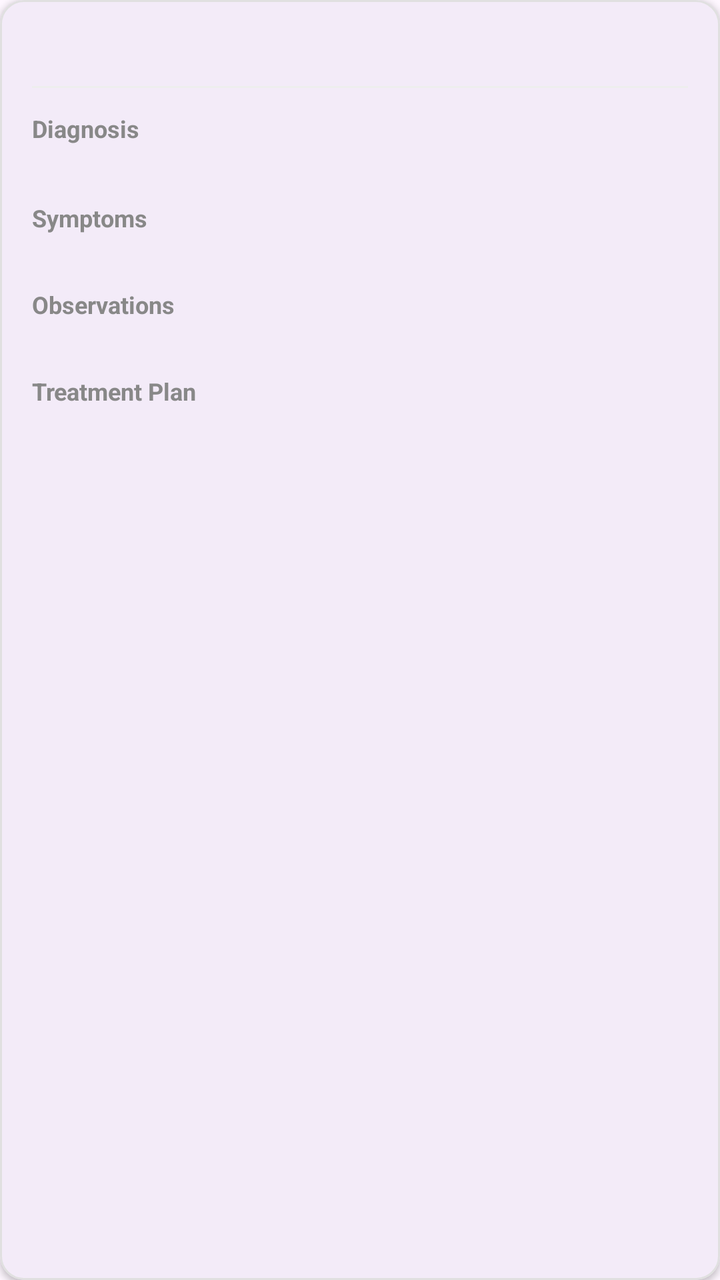
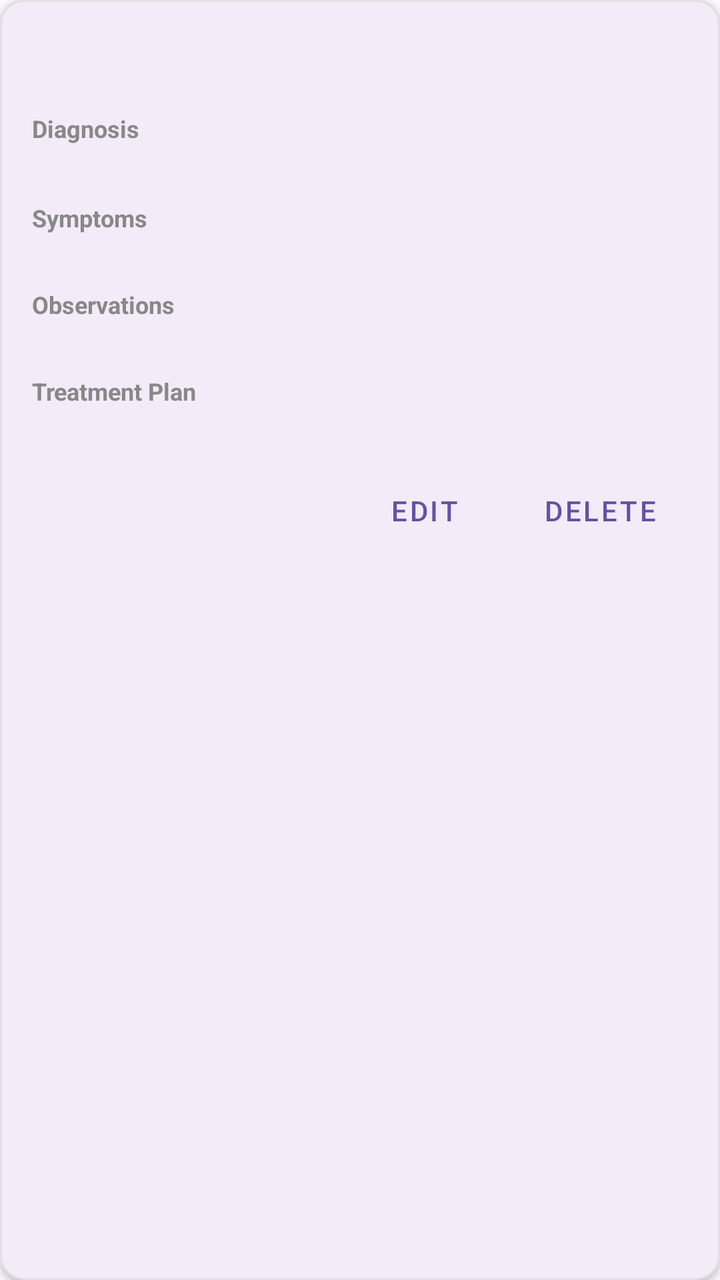

The first picture is an Android layout as it rendered before a commit; the second is the same layout after the commit. The layout source and the unified diff follow.
<!-- AndroidManifest.xml: application theme Theme.Healthcare_app -->
<!-- res/layout/item_note.xml -->
<?xml version="1.0" encoding="utf-8"?>
<com.google.android.material.card.MaterialCardView xmlns:android="http://schemas.android.com/apk/res/android"
    xmlns:app="http://schemas.android.com/apk/res-auto"
    android:layout_width="match_parent"
    android:layout_height="wrap_content"
    android:layout_marginHorizontal="8dp"
    android:layout_marginVertical="6dp"
    app:cardCornerRadius="12dp"
    app:cardElevation="2dp"
    app:strokeWidth="1dp"
    app:strokeColor="#E0E0E0">

    <LinearLayout
        android:layout_width="match_parent"
        android:layout_height="wrap_content"
        android:orientation="vertical"
        android:padding="16dp">

        <LinearLayout
            android:layout_width="match_parent"
            android:layout_height="wrap_content"
            android:orientation="horizontal"
            android:gravity="center_vertical">

            <TextView
                android:id="@+id/tvNoteDate"
                android:layout_width="0dp"
                android:layout_height="wrap_content"
                android:layout_weight="1"
                android:textColor="?attr/colorPrimary"
                android:textStyle="bold"
                android:textSize="14sp" />

            <com.google.android.material.chip.Chip
                android:id="@+id/chipFollowUp"
                android:layout_width="wrap_content"
                android:layout_height="wrap_content"
                android:textSize="12sp"
                app:chipMinHeight="24dp"
                android:visibility="gone"/>
        </LinearLayout>

        <View
            android:layout_width="match_parent"
            android:layout_height="1dp"
            android:background="#EEEEEE"
            android:layout_marginTop="8dp"
            android:layout_marginBottom="12dp"/>

        <TextView
            android:layout_width="wrap_content"
            android:layout_height="wrap_content"
            android:text="Diagnosis"
            android:textSize="12sp"
            android:textStyle="bold"
            android:textColor="#888888"/>
        <TextView
            android:id="@+id/tvDiagnosis"
            android:layout_width="match_parent"
            android:layout_height="wrap_content"
            android:layout_marginBottom="8dp"
            android:textSize="15sp"
            android:textColor="#333333"/>

        <TextView
            android:layout_width="wrap_content"
            android:layout_height="wrap_content"
            android:text="Symptoms"
            android:textSize="12sp"
            android:textStyle="bold"
            android:textColor="#888888"/>
        <TextView
            android:id="@+id/tvSymptoms"
            android:layout_width="match_parent"
            android:layout_height="wrap_content"
            android:layout_marginBottom="8dp"
            android:textSize="14sp"
            android:textColor="#555555"/>

        <TextView
            android:id="@+id/labelObservations"
            android:layout_width="wrap_content"
            android:layout_height="wrap_content"
            android:text="Observations"
            android:textSize="12sp"
            android:textStyle="bold"
            android:textColor="#888888"/>
        <TextView
            android:id="@+id/tvObservations"
            android:layout_width="match_parent"
            android:layout_height="wrap_content"
            android:layout_marginBottom="8dp"
            android:textSize="14sp"
            android:textColor="#555555"/>

        <TextView
            android:layout_width="wrap_content"
            android:layout_height="wrap_content"
            android:text="Treatment Plan"
            android:textSize="12sp"
            android:textStyle="bold"
            android:textColor="#888888"/>
        <TextView
            android:id="@+id/tvPlan"
            android:layout_width="match_parent"
            android:layout_height="wrap_content"
            android:textSize="14sp"
            android:textColor="#555555"/>

    </LinearLayout>
</com.google.android.material.card.MaterialCardView>
<!-- resources referenced by this layout -->
<resources>
  <style name="Theme.Healthcare_app" parent="Base.Theme.Healthcare_app" />
  <style name="Base.Theme.Healthcare_app" parent="Theme.Material3.DayNight.NoActionBar">
      </style>
</resources>

<!-- the commit's change to res/layout/item_note.xml (unified diff, before → after) -->
@@ -107,5 +107,38 @@
             android:textSize="14sp"
             android:textColor="#555555"/>
 
+        <View
+            android:layout_width="match_parent"
+            android:layout_height="1dp"
+            android:background="#EEEEEE"
+            android:layout_marginTop="8dp"/>
+
+        <LinearLayout
+            android:layout_width="match_parent"
+            android:layout_height="wrap_content"
+            android:orientation="horizontal"
+            android:gravity="end"
+            android:layout_marginTop="4dp">
+
+            <com.google.android.material.button.MaterialButton
+                android:id="@+id/btnEditNote"
+                style="@style/Widget.MaterialComponents.Button.TextButton"
+                android:layout_width="wrap_content"
+                android:layout_height="wrap_content"
+                android:minHeight="0dp"
+                android:paddingVertical="4dp"
+                android:text="Edit" />
+
+            <com.google.android.material.button.MaterialButton
+                android:id="@+id/btnDeleteNote"
+                style="@style/Widget.MaterialComponents.Button.TextButton"
+                android:layout_width="wrap_content"
+                android:layout_height="wrap_content"
+                android:minHeight="0dp"
+                android:paddingVertical="4dp"
+                app:titleTextColor="#D32F2F"
+                android:text="Delete" />
+        </LinearLayout>
+
     </LinearLayout>
 </com.google.android.material.card.MaterialCardView>
